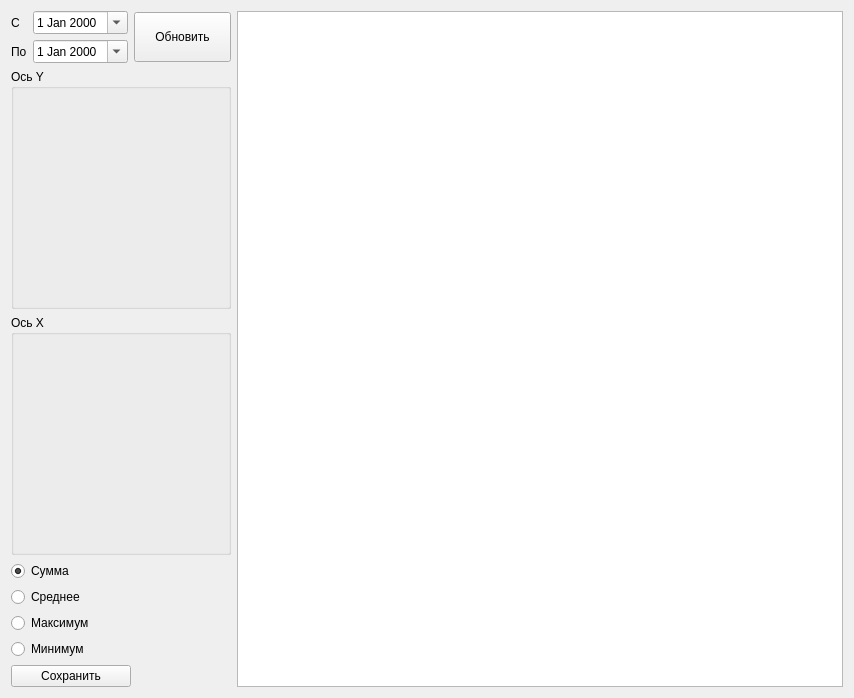
Before: the Qt Designer form olap/cubewidget.ui in Sergeyego/skladprov, drawn with Qt 5.
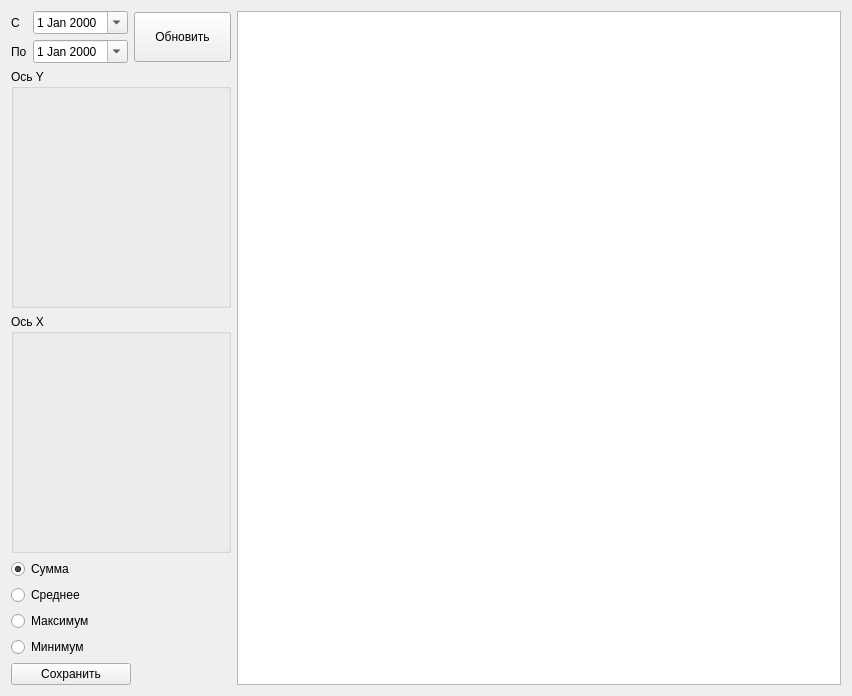
After: the same form once the commit is applied. Icons and pictures are not drawn. Custom widgets are drawn as their Qt base class.

```diff
--- a/olap/cubewidget.ui
+++ b/olap/cubewidget.ui
@@ -6,8 +6,8 @@
    <rect>
     <x>0</x>
     <y>0</y>
-    <width>854</width>
-    <height>698</height>
+    <width>852</width>
+    <height>696</height>
    </rect>
   </property>
   <property name="windowTitle">
```
Left out of the diff: 4 changed lines with no effect on the pictures.
